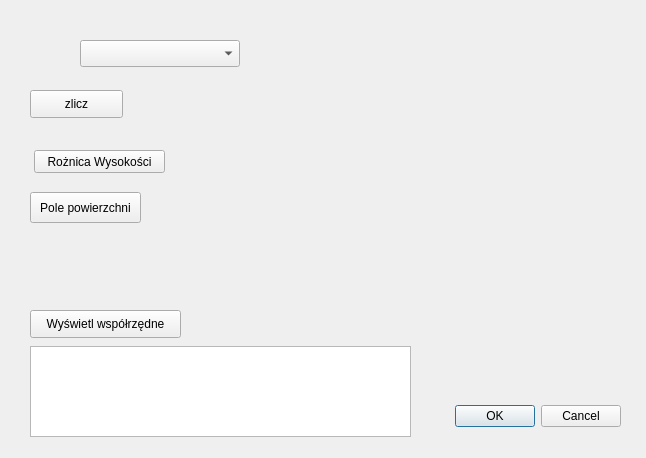
This is wtyczka_projekt_3/wtyczka_projekt_3_dialog_base.ui in Sawoboh/Informatyka_Projekt_2 as Qt 5 draws it before an edit. The edited form follows.
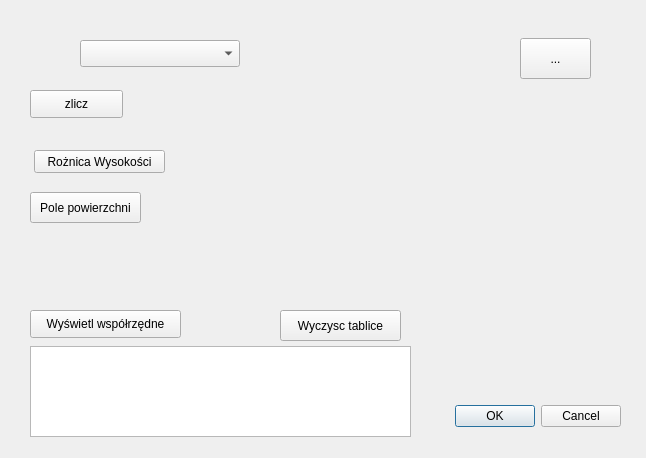
This is the edited form. Custom widgets are drawn as their Qt base class.

Commit message: Dodanie wyczyszczenia tablicy, liczenie pole poprawione, poprawiono wszystkie przyciski

What changed in the file:
```diff
--- a/wtyczka_projekt_3/wtyczka_projekt_3_dialog_base.ui
+++ b/wtyczka_projekt_3/wtyczka_projekt_3_dialog_base.ui
@@ -47,7 +47,7 @@
     <rect>
      <x>180</x>
      <y>100</y>
-     <width>111</width>
+     <width>131</width>
      <height>31</height>
     </rect>
    </property>
@@ -93,7 +93,7 @@
     <rect>
      <x>210</x>
      <y>150</y>
-     <width>81</width>
+     <width>141</width>
      <height>21</height>
     </rect>
    </property>
@@ -119,7 +119,7 @@
     <rect>
      <x>180</x>
      <y>190</y>
-     <width>71</width>
+     <width>111</width>
      <height>31</height>
     </rect>
    </property>
@@ -140,6 +140,32 @@
     <string>Wyświetl współrzędne</string>
    </property>
   </widget>
+  <widget class="QPushButton" name="wyczyszczenie_tablicy">
+   <property name="geometry">
+    <rect>
+     <x>280</x>
+     <y>310</y>
+     <width>121</width>
+     <height>31</height>
+    </rect>
+   </property>
+   <property name="text">
+    <string>Wyczysc tablice</string>
+   </property>
+  </widget>
+  <widget class="QToolButton" name="toolButton">
+   <property name="geometry">
+    <rect>
+     <x>520</x>
+     <y>38</y>
+     <width>71</width>
+     <height>41</height>
+    </rect>
+   </property>
+   <property name="text">
+    <string>...</string>
+   </property>
+  </widget>
  </widget>
  <customwidgets>
   <customwidget>
```
Left out of the diff: 2 changed lines with no effect on the pictures. The commit also changes 3 other files.
